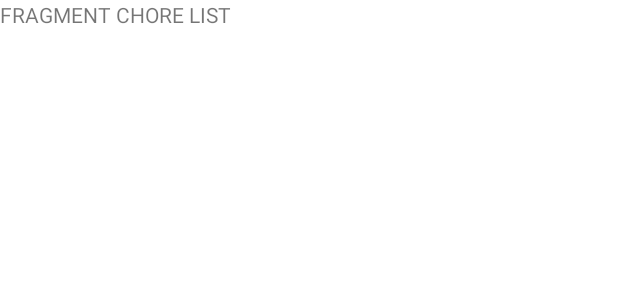
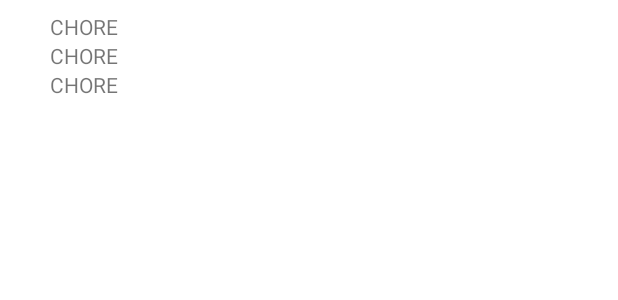
Before and after one commit to Doug2D2/chore-divvy-android, an Android app: the layout fragment_chore_list.xml on its own in the app's theme, with its tools: preview values and no code run, on a phone screen of 412 x 824 dp. Shown: the top 300 px of the screen. Run offline under Robolectric (Android 15) with nearby library versions, the phone set to English and light mode, and no system bars.

Commit message:
Added email validation to forgot password, and chorelist in progress

```diff
--- /dev/null
+++ b/app/src/main/res/layout/chore_item.xml
@@ -0,0 +1,41 @@
+<layout xmlns:android="http://schemas.android.com/apk/res/android"
+xmlns:app="http://schemas.android.com/apk/res-auto"
+xmlns:tools="http://schemas.android.com/tools"
+android:id="@+id/layout">
+
+<data>
+
+    <variable
+        name="chore"
+        type="com.doug2d2.chore_divvy_android.database.Chore" />
+
+    <variable
+        name="clickListener"
+        type="com.doug2d2.chore_divvy_android.chore.ChoreListClickListener" />
+
+</data>
+
+<androidx.constraintlayout.widget.ConstraintLayout
+    android:layout_width="match_parent"
+    android:layout_height="wrap_content"
+    android:onClick="@{() -> clickListener.onClick(chore)}"
+    tools:context=".chore.ChoreListFragment">
+
+    <TextView
+        android:id="@+id/chore_name"
+        android:layout_width="match_parent"
+        android:layout_height="wrap_content"
+        android:layout_marginStart="@dimen/marginStartEnd"
+        android:layout_marginEnd="@dimen/marginStartEnd"
+        android:gravity="center_vertical"
+        android:text="@{chore.choreName}"
+        app:layout_constraintBottom_toBottomOf="parent"
+        app:layout_constraintStart_toStartOf="parent"
+        app:layout_constraintEnd_toEndOf="parent"
+        app:layout_constraintStart_toEndOf="parent"
+        app:layout_constraintTop_toTopOf="parent"
+        app:layout_constraintVertical_chainStyle="packed"
+        tools:text="CHORE" />
+
+</androidx.constraintlayout.widget.ConstraintLayout>
+</layout>
--- a/app/src/main/res/layout/fragment_chore_list.xml
+++ b/app/src/main/res/layout/fragment_chore_list.xml
@@ -1,14 +1,35 @@
 <?xml version="1.0" encoding="utf-8"?>
-<FrameLayout xmlns:android="http://schemas.android.com/apk/res/android"
-    xmlns:tools="http://schemas.android.com/tools"
-    android:layout_width="match_parent"
-    android:layout_height="match_parent"
-    tools:context=".chore.ChoreListFragment" >
+<layout xmlns:android="http://schemas.android.com/apk/res/android"
+    xmlns:app="http://schemas.android.com/apk/res-auto"
+    xmlns:tools="http://schemas.android.com/tools">
 
-    <!-- TODO: Update blank fragment layout -->
-    <TextView
+    <data>
+        <variable
+            name="viewModel"
+            type="com.doug2d2.chore_divvy_android.chore.ChoreListViewModel" />
+    </data>
+
+    <androidx.constraintlayout.widget.ConstraintLayout
         android:layout_width="match_parent"
         android:layout_height="match_parent"
-        android:text="FRAGMENT CHORE LIST" />
+        tools:context=".chore.ChoreListFragment">
 
-</FrameLayout>
+        <androidx.recyclerview.widget.RecyclerView
+            android:id="@+id/chore_list"
+            android:layout_width="match_parent"
+            android:layout_height="match_parent"
+            android:layout_marginStart="8dp"
+            android:layout_marginTop="8dp"
+            android:layout_marginEnd="8dp"
+            android:layout_marginBottom="8dp"
+            app:layoutManager="androidx.recyclerview.widget.LinearLayoutManager"
+            app:layout_constraintBottom_toBottomOf="parent"
+            app:layout_constraintEnd_toEndOf="parent"
+            app:layout_constraintStart_toStartOf="parent"
+            app:layout_constraintTop_toBottomOf="parent"
+            app:listData="@{viewModel.choreList}"
+            tools:listitem="@layout/chore_item" />
+
+    </androidx.constraintlayout.widget.ConstraintLayout>
+
+</layout>
```
Also changed, not shown: app/src/main/java/com/doug2d2/chore_divvy_android/BindingAdapters.kt (added, +26 -0 lines), app/src/main/java/com/doug2d2/chore_divvy_android/chore/ChoreItemFragment.kt (deleted, +0 -60 lines), app/src/main/java/com/doug2d2/chore_divvy_android/chore/ChoreListAdapter.kt (added, +57 -0 lines), app/src/main/java/com/doug2d2/chore_divvy_android/chore/ChoreListFragment.kt (+28 -38 lines), app/src/main/java/com/doug2d2/chore_divvy_android/chore/ChoreListViewModel.kt (added, +35 -0 lines), app/src/main/java/com/doug2d2/chore_divvy_android/chore/ChoreListViewModelFactory.kt (added, +16 -0 lines), app/src/main/java/com/doug2d2/chore_divvy_android/user/ForgotPasswordFragment.kt (+7 -1 lines), app/src/main/java/com/doug2d2/chore_divvy_android/user/ForgotPasswordViewModel.kt (+9 -2 lines), app/src/main/res/layout/fragment_chore_item.xml (deleted, +0 -14 lines).
